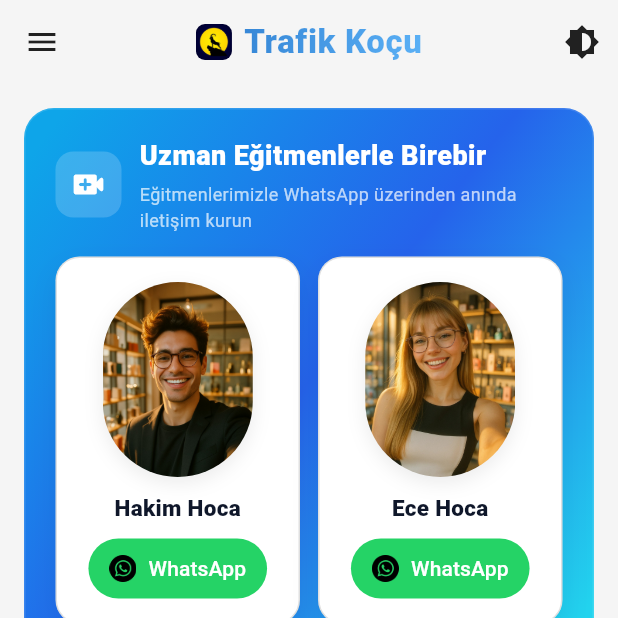
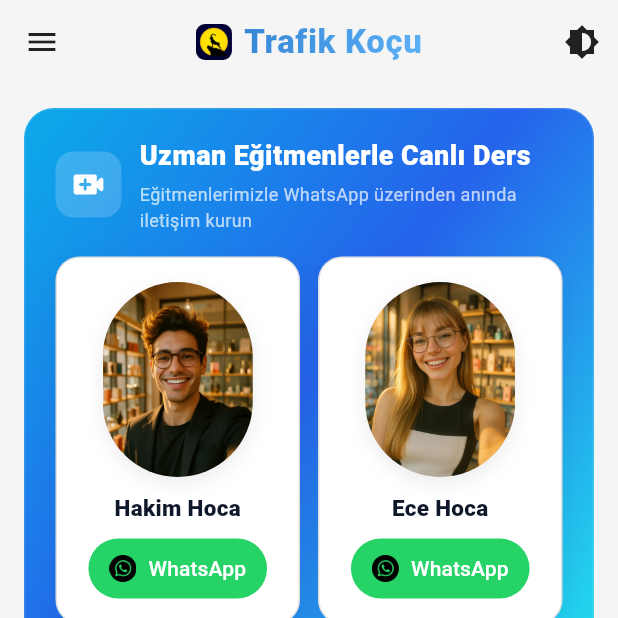
Before and after one commit to nmustafaozkaya/Driving-license, a Flutter app: the screen it shows after launch, on a phone screen of 412 x 824 dp, the top half of it. Run offline on Flutter 3.47's test engine with Material 3 defaults, Android fonts, the phone set to English and light mode, and no system bars; our stand-ins replace chewie, cloud_firestore, firebase_core, shared_preferences, video_player, webview_flutter; accounts and stored records are empty.

Commit message:
canlı ders

```diff
--- a/lib/main.dart
+++ b/lib/main.dart
@@ -989,7 +989,7 @@
                     crossAxisAlignment: CrossAxisAlignment.start,
                     children: const [
                       Text(
-                        'Uzman Eğitmenlerle Birebir',
+                        'Uzman Eğitmenlerle Canlı Ders',
                         style: TextStyle(
                           fontSize: 18,
                           fontWeight: FontWeight.w900,
```
